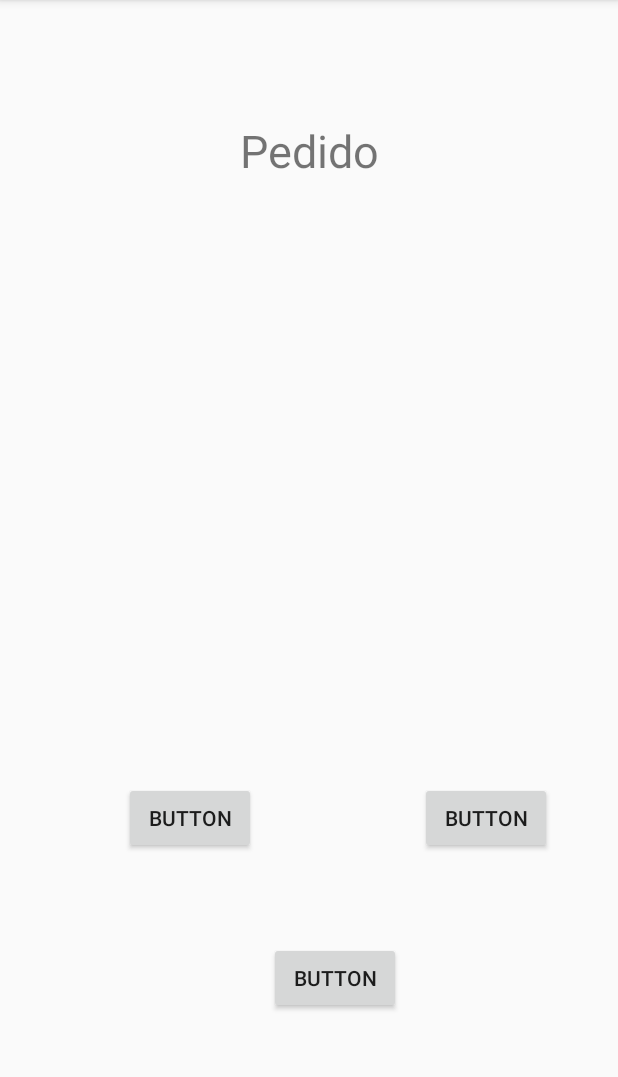
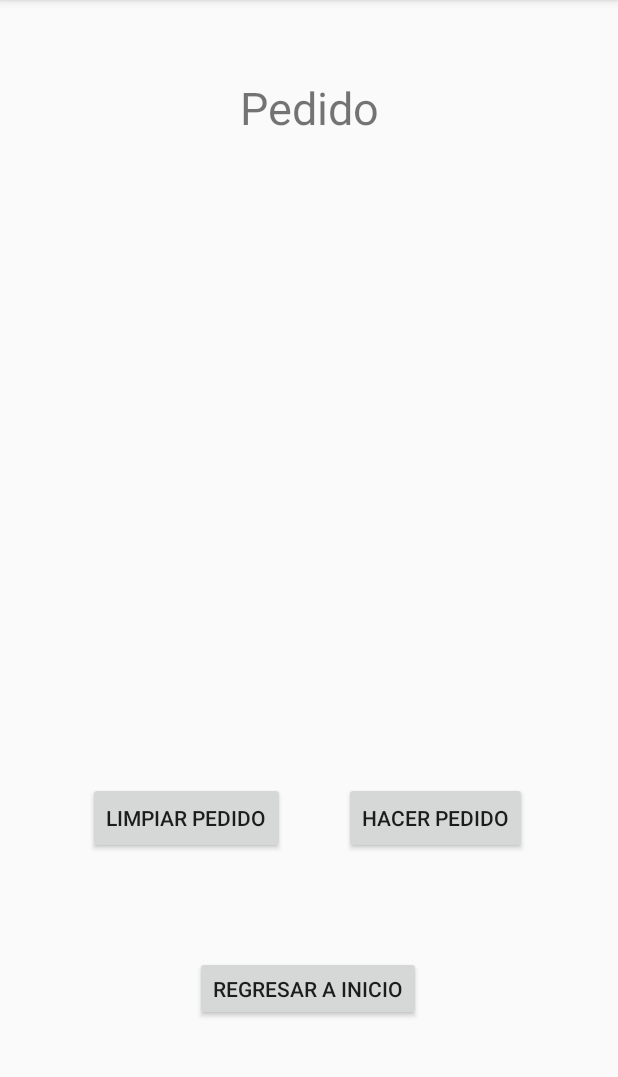
Before and after one commit to michelebenvenuto/Laboratorio-2-Menu, an Android app: the PedidoActivity screen opened directly, with no data from a screen before it, on a phone screen of 412 x 824 dp, the part 84-1161 px from its top. Run offline under Robolectric (Android 15) with nearby library versions, the phone set to English and light mode, and no system bars.

Commit message:
Primera version

```diff
--- a/app/src/main/java/com/example/hp/myapplication/PedidoActivity.kt
+++ b/app/src/main/java/com/example/hp/myapplication/PedidoActivity.kt
@@ -1,12 +1,54 @@
 package com.example.hp.myapplication
 
+import android.content.Intent
 import android.support.v7.app.AppCompatActivity
 import android.os.Bundle
+import android.view.View
+import android.widget.*
 
 class PedidoActivity : AppCompatActivity() {
 
     override fun onCreate(savedInstanceState: Bundle?) {
         super.onCreate(savedInstanceState)
         setContentView(R.layout.activity_pedido)
+
+        //Codigo necesario para desplegar la orden del cliente
+
+        val orderArray = myAplication.ClientOrder.getOrder()
+
+        val adapter = ArrayAdapter(this, android.R.layout.simple_list_item_1, orderArray)
+
+        val orderView: ListView = this.findViewById(R.id.orderList)
+        orderView.adapter = adapter
+
+        orderView.onItemClickListener = object : AdapterView.OnItemClickListener {
+            override fun onItemClick(parent: AdapterView<*>?, view: View?, position: Int, id: Long) {
+                val itemPosition = position
+                myAplication.ClientOrder.del(itemPosition)
+                adapter.notifyDataSetChanged()
+
+            }
+        }
+        //Codigo para el boton de limpiar pedido
+        val clearButton:Button = this.findViewById(R.id.clearButton)
+        clearButton.setOnClickListener {
+            myAplication.ClientOrder.clear()
+            adapter.notifyDataSetChanged()
+        }
+
+        //Codigo para el boton de hacer pedido
+        val makeOrderButton:Button = this.findViewById(R.id.makeOrder)
+        makeOrderButton.setOnClickListener {
+            myAplication.ClientOrder.done()
+            adapter.notifyDataSetChanged()
+            Toast.makeText(applicationContext,"Su orden se ha realizado al restaurante más cercano",Toast.LENGTH_SHORT).show()
+        }
     }
+
+
+    fun showHome(view: View){
+        val intent: Intent = Intent(this, MainActivity::class.java)
+        startActivity(intent)
+    }
+
 }
--- a/app/src/main/res/layout/activity_pedido.xml
+++ b/app/src/main/res/layout/activity_pedido.xml
@@ -17,7 +17,7 @@
             app:layout_constraintBottom_toBottomOf="parent" android:layout_marginEnd="8dp"
             app:layout_constraintEnd_toEndOf="parent" android:layout_marginRight="8dp" android:layout_marginStart="8dp"
             app:layout_constraintStart_toStartOf="parent" android:layout_marginLeft="8dp"
-            app:layout_constraintVertical_bias="0.101"/>
+            app:layout_constraintVertical_bias="0.061"/>
     <ListView
             android:layout_width="261dp"
             android:layout_height="170dp" android:layout_marginBottom="232dp"
@@ -25,42 +25,44 @@
             app:layout_constraintTop_toTopOf="parent" app:layout_constraintVertical_bias="1.0"
             app:layout_constraintStart_toStartOf="parent" android:layout_marginLeft="8dp"
             android:layout_marginStart="8dp" app:layout_constraintEnd_toEndOf="parent" android:layout_marginEnd="8dp"
-            android:layout_marginRight="8dp" app:layout_constraintHorizontal_bias="0.775" android:id="@+id/orderList"/>
+            android:layout_marginRight="8dp" app:layout_constraintHorizontal_bias="0.523" android:id="@+id/orderList"/>
     <Button
-            android:text="Button"
+            android:text="Limpiar Pedido"
             android:layout_width="wrap_content"
             android:layout_height="wrap_content"
-            android:id="@+id/button" app:layout_constraintStart_toStartOf="parent" android:layout_marginLeft="8dp"
+            android:id="@+id/clearButton" app:layout_constraintStart_toStartOf="parent" android:layout_marginLeft="8dp"
             android:layout_marginStart="8dp"
             android:layout_marginBottom="8dp"
             app:layout_constraintBottom_toBottomOf="parent"
             android:layout_marginTop="8dp"
             app:layout_constraintVertical_bias="0.729" android:layout_marginEnd="8dp"
             app:layout_constraintEnd_toEndOf="parent" android:layout_marginRight="8dp"
-            app:layout_constraintHorizontal_bias="0.242" app:layout_constraintTop_toTopOf="parent"/>
+            app:layout_constraintHorizontal_bias="0.192" app:layout_constraintTop_toTopOf="parent"
+    />
     <Button
-            android:text="Button"
+            android:text="Hacer Pedido"
             android:layout_width="wrap_content"
             android:layout_height="wrap_content"
-            android:id="@+id/button4"
+            android:id="@+id/makeOrder"
             android:layout_marginBottom="8dp"
             app:layout_constraintBottom_toBottomOf="parent" app:layout_constraintEnd_toEndOf="parent"
             android:layout_marginEnd="44dp" android:layout_marginRight="44dp"
             app:layout_constraintVertical_bias="0.729" app:layout_constraintStart_toStartOf="parent"
             android:layout_marginLeft="8dp" android:layout_marginStart="8dp"
-            app:layout_constraintHorizontal_bias="1.0" android:layout_marginTop="8dp"
+            app:layout_constraintHorizontal_bias="0.93" android:layout_marginTop="8dp"
             app:layout_constraintTop_toTopOf="parent"/>
     <Button
-            android:text="Button"
+            android:text="Regresar a inicio"
             android:layout_width="wrap_content"
-            android:layout_height="wrap_content"
+            android:layout_height="43dp"
             android:id="@+id/button5"
-            android:layout_marginBottom="8dp"
+            android:layout_marginBottom="5dp"
             app:layout_constraintBottom_toBottomOf="parent"
-            android:layout_marginEnd="8dp" android:layout_marginRight="8dp"
+            android:layout_marginEnd="2dp" android:layout_marginRight="2dp"
             android:layout_marginLeft="8dp"
             android:layout_marginStart="8dp"
             app:layout_constraintStart_toStartOf="parent" app:layout_constraintEnd_toEndOf="parent"
             android:layout_marginTop="8dp" app:layout_constraintTop_toTopOf="parent"
-            app:layout_constraintVertical_bias="0.881" app:layout_constraintHorizontal_bias="0.557"/>
+            app:layout_constraintVertical_bias="0.885"
+            android:onClick="showHome" app:layout_constraintHorizontal_bias="0.486"/>
 </android.support.constraint.ConstraintLayout>
```
